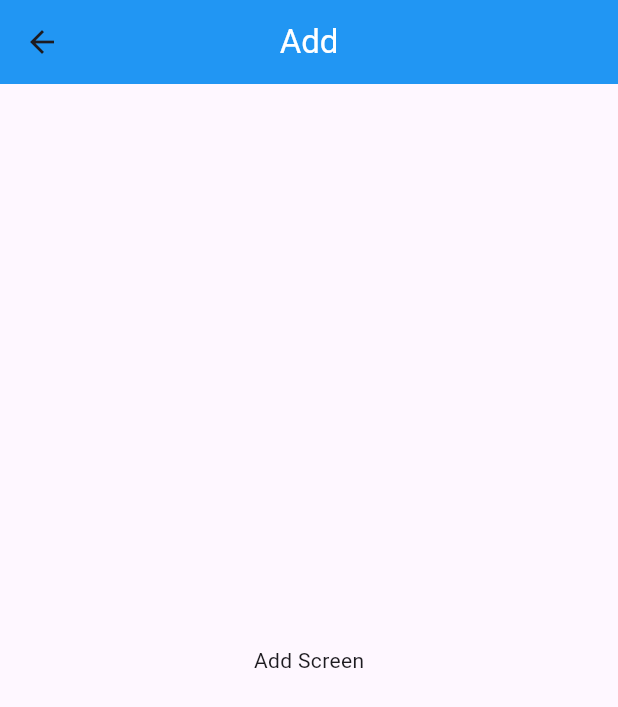
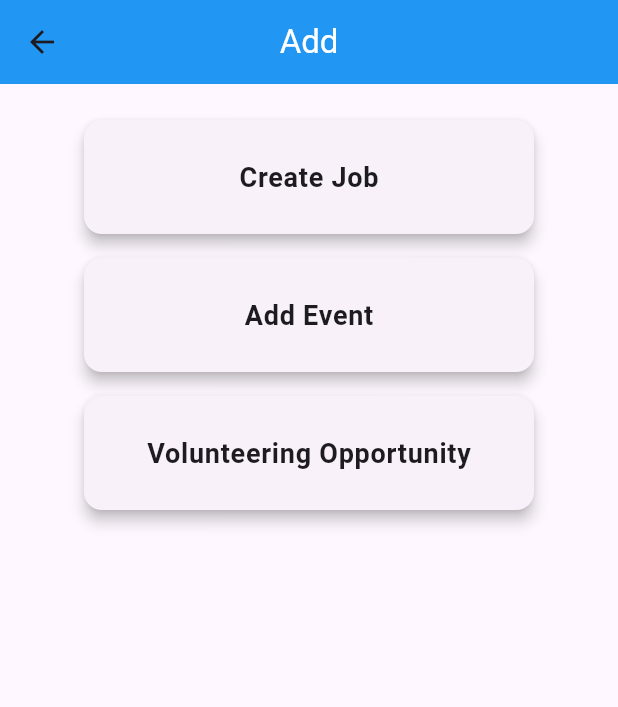
Before and after one commit to p4ntomath/Sixty7Flutter, a Flutter app: the AddScreen screen opened directly, on a phone screen of 412 x 824 dp. Shown: the top 707 px of the screen. Run offline on Flutter 3.47's test engine with Material 3 defaults, Android fonts, the phone set to English and light mode, and no system bars; our stand-ins replace cloud_firestore, file_picker, firebase_auth, firebase_core, firebase_storage, google_fonts and 1 more; accounts and stored records are empty.

Commit message:
1st step

```diff
--- /dev/null
+++ b/lib/screens/addPages/Service.dart
@@ -0,0 +1,82 @@
+// ignore_for_file: unnecessary_this, use_build_context_synchronously
+
+import 'package:cloud_firestore/cloud_firestore.dart';
+import 'package:flutter/material.dart';
+
+class Service {
+  int applied; // Represents the number of applications or similar metric
+  String name; // Name of the service
+  String location; // Location where the service is offered
+  String description; // Description of the service
+  String imageUrl; //  of the service's image
+  String contact; // Contact information for the service
+
+  // Constructor to initialize the properties
+  Service({
+    required this.applied,
+    required this.name,
+    required this.location,
+    required this.description,
+    required this.imageUrl,
+    required this.contact,
+  });
+
+  // Method to convert Service object to a map
+  Map<String, dynamic> toMap() {
+    return {
+      'applied': applied,
+      'name': name,
+      'location': location,
+      'description': description,
+      'imageUrl': imageUrl,
+      'contact': contact,
+    };
+  }
+
+  // Factory method to create a Service object from a map
+  factory Service.fromMap(Map<String, dynamic> map) {
+    return Service(
+      applied: map['applied'],
+      name: map['name'],
+      location: map['location'],
+      description: map['description'],
+      imageUrl: map['imageUrl'],
+      contact: map['contact'],
+    );
+  }
+
+  // Method to add a Service object to Firestore
+  Future<bool> addToFirestore(BuildContext context) async {
+    // Show loading dialog
+    showDialog(
+      context: context,
+      barrierDismissible: false,
+      builder: (context) => Center(child: CircularProgressIndicator()),
+    );
+
+    try {
+      // Reference to the 'services' collection
+      CollectionReference services = FirebaseFirestore.instance.collection('services');
+
+      // Add the Service data to the collection
+      await services.add(this.toMap());
+
+      // Dismiss loading dialog
+      Navigator.of(context).pop();
+      ScaffoldMessenger.of(context).showSnackBar(
+        SnackBar(
+          content: Text('Service added successfully!'),
+        ),
+      );
+      return true;
+    } catch (e) {
+      Navigator.of(context).pop(); // Dismiss loading dialog
+      ScaffoldMessenger.of(context).showSnackBar(
+        SnackBar(
+          content: Text('Error adding service: $e'),
+        ),
+      );
+      return false;
+    }
+  }
+}
--- a/lib/screens/add_screen.dart
+++ b/lib/screens/add_screen.dart
@@ -14,7 +14,86 @@ class AddScreen extends StatelessWidget {
         ),
         centerTitle: true,
       ),
-      body: const Center(child: Text('Add Screen')),
+      body: ListView(
+        padding: const EdgeInsets.all(16.0),
+        children: <Widget>[
+          Align(
+            alignment: Alignment.center,
+            child: SizedBox(
+              width: 300, // Max width constraint
+              child: Card(
+                elevation: 4.0, // Add elevation
+                margin: const EdgeInsets.symmetric(vertical: 8.0), // Margin around the card
+                child: ListTile(
+                  contentPadding: const EdgeInsets.all(10.0),
+                  title: Center(
+                    child: const Text(
+                      'Create Job',
+                      style: TextStyle(
+                        fontSize: 18.0,
+                        fontWeight: FontWeight.bold,
+                      ),
+                    ),
+                  ),
+                  onTap: () {
+                    // Add your onTap functionality here
+                  },
+                ),
+              ),
+            ),
+          ),
+          Align(
+            alignment: Alignment.center,
+            child: SizedBox(
+              width: 300, // Max width constraint
+              child: Card(
+                elevation: 4.0, // Add elevation
+                margin: const EdgeInsets.symmetric(vertical: 8.0), // Margin around the card
+                child: ListTile(
+                  contentPadding: const EdgeInsets.all(10.0),
+                  title: Center(
+                    child: const Text(
+                      'Add Event',
+                      style: TextStyle(
+                        fontSize: 18.0,
+                        fontWeight: FontWeight.bold,
+                      ),
+                    ),
+                  ),
+                  onTap: () {
+                    // Add your onTap functionality here
+                  },
+                ),
+              ),
+            ),
+          ),
+          Align(
+            alignment: Alignment.center,
+            child: SizedBox(
+              width: 300, // Max width constraint
+              child: Card(
+                elevation: 4.0, // Add elevation
+                margin: const EdgeInsets.symmetric(vertical: 8.0), // Margin around the card
+                child: ListTile(
+                  contentPadding: const EdgeInsets.all(10.0),
+                  title: Center(
+                    child: const Text(
+                      'Volunteering Opportunity',
+                      style: TextStyle(
+                        fontSize: 18.0,
+                        fontWeight: FontWeight.bold,
+                      ),
+                    ),
+                  ),
+                  onTap: () {
+                    // Add your onTap functionality here
+                  },
+                ),
+              ),
+            ),
+          ),
+        ],
+      ),
     );
   }
 }
```
Also changed, not shown: lib/main.dart (+11 -1 lines), lib/screens/addPages/createjobspage.dart (added, +218 -0 lines), lib/screens/addPages/firebaseStorage.dart (added, +45 -0 lines), lib/screens/addPages/preview.dart (added, +123 -0 lines), pubspec.yaml (+6 -3 lines), assets/images/noImage.jpg (added), pubspec.lock, 5 other files.
